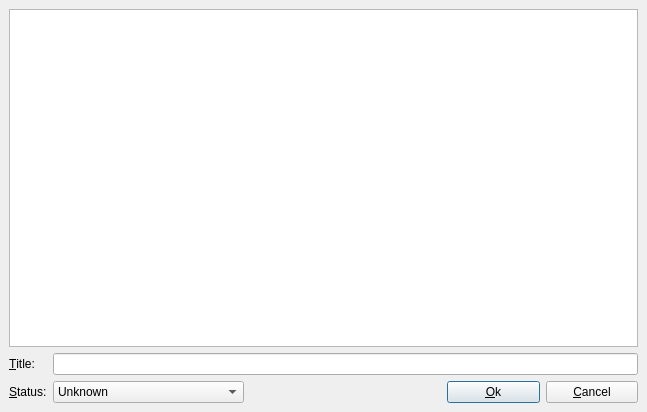
Above: v2/trunk/coveragemeter/ui/UITestReport.ui from testmana2/mks before the change. Below: the same form after it.
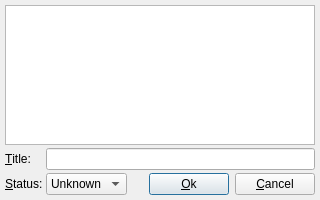
That is the form after the change.

Commit message: update all margins to 5 and spacings to 3 when possible

What changed in the file:
```diff
--- a/v2/trunk/coveragemeter/ui/UITestReport.ui
+++ b/v2/trunk/coveragemeter/ui/UITestReport.ui
@@ -5,19 +5,31 @@
    <rect>
     <x>0</x>
     <y>0</y>
-    <width>647</width>
-    <height>412</height>
+    <width>320</width>
+    <height>200</height>
    </rect>
   </property>
   <property name="windowTitle" >
    <string>Test Report</string>
   </property>
   <layout class="QGridLayout" >
-   <property name="margin" >
-    <number>9</number>
+   <property name="leftMargin" >
+    <number>5</number>
    </property>
-   <property name="spacing" >
-    <number>6</number>
+   <property name="topMargin" >
+    <number>5</number>
+   </property>
+   <property name="rightMargin" >
+    <number>5</number>
+   </property>
+   <property name="bottomMargin" >
+    <number>5</number>
+   </property>
+   <property name="horizontalSpacing" >
+    <number>3</number>
+   </property>
+   <property name="verticalSpacing" >
+    <number>3</number>
    </property>
    <item row="2" column="2" >
     <spacer>
@@ -52,9 +64,7 @@
    <item row="1" column="1" colspan="3" >
     <widget class="QLineEdit" name="title" >
      <property name="sizePolicy" >
-      <sizepolicy>
-       <hsizetype>7</hsizetype>
-       <vsizetype>0</vsizetype>
+      <sizepolicy vsizetype="Fixed" hsizetype="Expanding" >
        <horstretch>9</horstretch>
        <verstretch>0</verstretch>
       </sizepolicy>
@@ -67,9 +77,7 @@
    <item row="2" column="1" >
     <widget class="QComboBox" name="status" >
      <property name="sizePolicy" >
-      <sizepolicy>
-       <hsizetype>7</hsizetype>
-       <vsizetype>0</vsizetype>
+      <sizepolicy vsizetype="Fixed" hsizetype="Expanding" >
        <horstretch>5</horstretch>
        <verstretch>0</verstretch>
       </sizepolicy>
```
Left out of the diff: 15 changed lines with no effect on the pictures. The commit also changes 21 other files.
